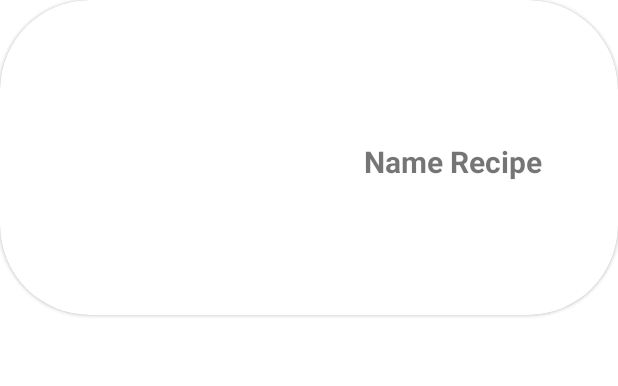
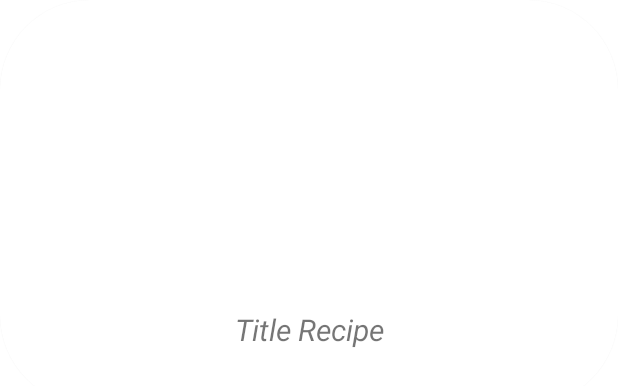
Before and after one commit to IgorBr777/Recipes_App_TMS, an Android app: the layout item_recipe.xml on its own in the app's theme, with its tools: preview values and no code run, on a phone screen of 412 x 824 dp. Shown: the top 386 px of the screen. Run offline under Robolectric (Android 15) with nearby library versions, the phone set to English and light mode, and no system bars.

Commit message:
created layout of item_recipe, fragment_recipes

```diff
--- a/app/src/main/res/layout/item_recipe.xml
+++ b/app/src/main/res/layout/item_recipe.xml
@@ -12,37 +12,36 @@
 
     <androidx.constraintlayout.widget.ConstraintLayout
         android:layout_width="match_parent"
-        android:layout_height="200dp"
+        android:layout_height="260dp"
         android:layout_marginBottom="10dp">
 
         <com.google.android.material.textview.MaterialTextView
-            android:id="@+id/name_recipe"
-            android:layout_width="200dp"
-            android:layout_height="150dp"
+            android:id="@+id/title_recipe"
+            android:layout_width="match_parent"
+            android:layout_height="100dp"
             android:layout_margin="10dp"
-            android:layout_marginTop="8dp"
-            android:layout_marginEnd="4dp"
-            android:layout_marginBottom="8dp"
+            android:layout_marginStart="8dp"
+            android:layout_marginTop="1dp"
+            android:layout_marginEnd="8dp"
             android:gravity="center"
-            android:text="@string/name_recipe"
+            android:text="@string/title_recipe"
             android:textSize="20sp"
-            android:textStyle="bold"
-            app:layout_constraintBottom_toBottomOf="parent"
+            android:textStyle="italic"
             app:layout_constraintEnd_toEndOf="parent"
-            app:layout_constraintTop_toTopOf="parent"
-            app:layout_constraintVertical_bias="0.764" />
+            app:layout_constraintStart_toEndOf="@+id/image_recipe"
+            app:layout_constraintTop_toBottomOf="@+id/image_recipe" />
 
         <com.google.android.material.imageview.ShapeableImageView
             android:id="@+id/image_recipe"
-            android:layout_width="180dp"
+            android:layout_width="match_parent"
             android:layout_height="150dp"
-            android:layout_marginStart="5dp"
-            android:layout_marginTop="8dp"
-            android:layout_marginBottom="16dp"
-            app:layout_constraintBottom_toBottomOf="parent"
+            android:layout_marginStart="8dp"
+            android:layout_marginTop="10dp"
+            android:layout_marginEnd="8dp"
+            app:layout_constraintBottom_toTopOf="@+id/title_recipe"
+            app:layout_constraintEnd_toEndOf="parent"
             app:layout_constraintStart_toStartOf="parent"
-            app:layout_constraintTop_toTopOf="parent"
-            app:layout_constraintVertical_bias="1.0" />
+            app:layout_constraintTop_toTopOf="parent" />
 
 
     </androidx.constraintlayout.widget.ConstraintLayout>
--- a/app/src/main/res/values/strings.xml
+++ b/app/src/main/res/values/strings.xml
@@ -2,5 +2,5 @@
     <string name="app_name">Recipes</string>
     <!-- TODO: Remove or change this placeholder text -->
     <string name="hello_blank_fragment">Hello blank fragment</string>
-    <string name="name_recipe">Name Recipe</string>
+    <string name="title_recipe">Title Recipe</string>
 </resources>
```
Also changed, not shown: app/src/main/res/layout/fragment_recipes.xml (+28 -3 lines).
